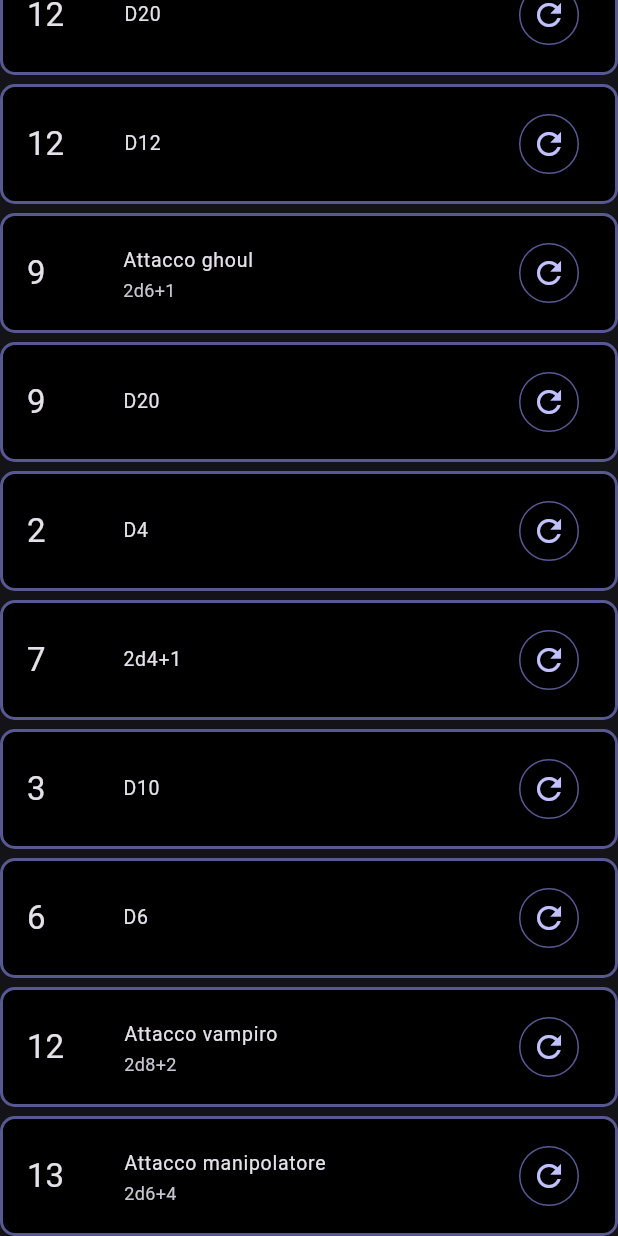
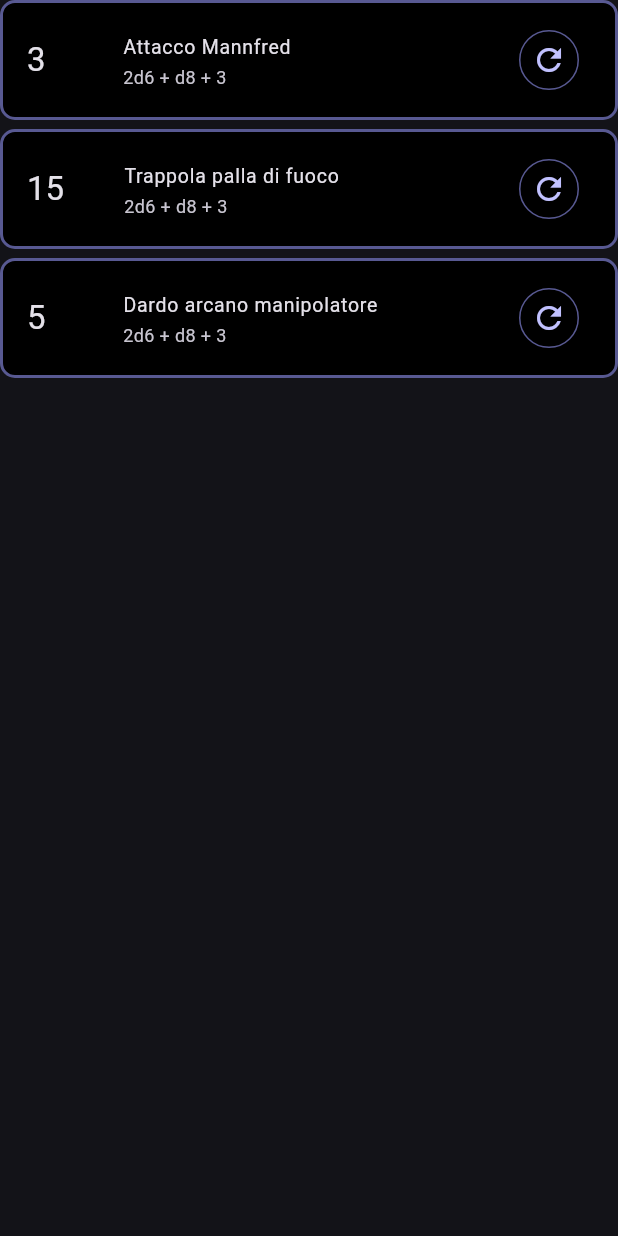
Before and after one commit to DckCanal/dm_assistant, a Flutter app: the RollHistory widget shown alone on an empty page, opened directly, on a phone screen of 412 x 824 dp. Run offline on Flutter 3.47's test engine with Material 3 defaults, Android fonts, the phone set to English and light mode, and no system bars; our stand-ins replace flutter_colorpicker.

Commit message:
dice roll representation

```diff
--- a/lib/data.dart
+++ b/lib/data.dart
@@ -4,11 +4,12 @@ import 'dice.dart';
 
 List<Character> getCharacters() {
   return [
-    Character(2, 'Malakay', 15),
-    //Character(3, 'Black Jack', 18),
-    Character(1, 'Jericho', 12),
-    Character(4, 'Merlok', 20),
-    Character(2, 'Durgan', 16),
+    Character(2, 'Malakay'),
+    //Character(1, 'Black Jack', 18),
+    Character(1, 'Jericho'),
+    Character(1, 'Merlok'),
+    //Character(1, 'Durgan'),
+    Character(1, 'Krom')
     // Character(2, 'Beholder', 16),
     // Character(1, 'Tarrasque', 17),
     // Character(6, 'Demogorgon', 7),
@@ -16,17 +17,28 @@ List<Character> getCharacters() {
   ];
 }
 
-List<RollResult> getRolls() {
+List<RollHistoryEntry> getRolls() {
   return [
-    RollResult(title: 'D20', result: 12),
-    RollResult(title: 'D12', result: 12),
-    RollResult(title: 'Attacco ghoul', result: 9, formula: '2d6+1'),
-    RollResult(title: 'D20', result: 9),
-    RollResult(title: 'D4', result: 2),
-    RollResult(title: '2d4+1', result: 7),
-    RollResult(title: 'D10', result: 3),
-    RollResult(title: 'D6', result: 6),
-    RollResult(title: 'Attacco vampiro', result: 12, formula: '2d8+2'),
-    RollResult(title: 'Attacco manipolatore', formula: '2d6+4', result: 13),
+    RollHistoryEntry(
+        roll: Roll(diceRolls: [DiceRoll(Dice.d20)], modifier: 2),
+        title: 'Attacco Mannfred'),
+    RollHistoryEntry(
+        roll: Roll(diceRolls: [
+          DiceRoll(Dice.d6),
+          DiceRoll(Dice.d6),
+          DiceRoll(Dice.d6)
+        ]),
+        title: 'Trappola palla di fuoco'),
+    RollHistoryEntry(
+        roll:
+            RollFormula(dices: [Dice.d4, Dice.d4, Dice.d4], modifier: 2).roll(),
+        title: 'Dardo arcano manipolatore'),
+    // Roll(diceRolls: 'D20', : 9),
+    // Roll(diceRolls: 'D4', : 2),
+    // Roll(diceRolls: '2d4+1', : 7),
+    // Roll(diceRolls: 'D10', : 3),
+    // Roll(diceRolls: 'D6', : 6),
+    // Roll(diceRolls: 'Attacco vampiro', : 12, formula: '2d8+2'),
+    // Roll(diceRolls: 'Attacco manipolatore', formula: '2d6+4', : 13),
   ];
 }
--- a/lib/dice.dart
+++ b/lib/dice.dart
@@ -1,7 +1,144 @@
-class RollResult {
-  String title;
-  String? formula;
-  int result;
+import 'dart:math';
 
-  RollResult({required this.title, required this.result, this.formula});
+// class RollResult {
+//   final String title;
+//   final String? formula;
+//   final int result;
+
+//   RollResult({required this.title, required this.result, this.formula});
+// }
+
+enum Dice { d100, d20, d12, d10, d8, d6, d4 }
+
+// Rappresentazione di un tiro di dado semplice
+// int risultato = DiceRoll(Dice.d20).value
+class DiceRoll {
+  final Dice dice;
+  late int value;
+  DiceRoll(this.dice) {
+    switch (dice) {
+      case Dice.d100:
+        value = Random().nextInt(100) + 1;
+        break;
+      case Dice.d20:
+        value = Random().nextInt(20) + 1;
+        break;
+      case Dice.d12:
+        value = Random().nextInt(12) + 1;
+        break;
+      case Dice.d10:
+        value = Random().nextInt(10) + 1;
+        break;
+      case Dice.d8:
+        value = Random().nextInt(8) + 1;
+        break;
+      case Dice.d6:
+        value = Random().nextInt(6) + 1;
+        break;
+      case Dice.d4:
+        value = Random().nextInt(4) + 1;
+        break;
+      default:
+        throw Exception('Unknown dice');
+    }
+  }
 }
+
+class Roll {
+  final List<DiceRoll> diceRolls;
+  final int modifier;
+
+  int get value =>
+      diceRolls.fold(0, (sum, roll) => sum + roll.value) + modifier;
+
+  //TODO: create roll Formula
+  String get rollFormula => '2d6 + d8 + 3';
+
+  //rolls.fold(0, (sum, roll) => sum + roll.value) + modifier;
+  Roll({required this.diceRolls, this.modifier = 0});
+}
+
+// Usage: RollFormula(dices: [Dice.d6, Dice.d6, Dice.d4], modifier=3).roll().value;
+class RollFormula {
+  final List<Dice> dices;
+  final int modifier;
+
+  RollFormula({required this.dices, this.modifier = 0});
+
+  Roll roll() {
+    return Roll(
+        diceRolls: dices.map((dice) => DiceRoll(dice)).toList(),
+        modifier: modifier);
+  }
+}
+
+// Rappresentazione del singolo tiro di dado con modificatore
+// class BaseRoll {
+//   final Dice dice;
+//   final int modifier;
+//   BaseRoll({required this.dice, this.modifier = 0});
+
+//   BaseRollResult roll() {
+//     switch (dice) {
+//       case Dice.d100:
+//         return BaseRollResult(
+//             roll: this, value: Random().nextInt(100) + 1 + modifier);
+//       case Dice.d20:
+//         return BaseRollResult(
+//             roll: this, value: Random().nextInt(20) + 1 + modifier);
+//       case Dice.d12:
+//         return BaseRollResult(
+//             roll: this, value: Random().nextInt(12) + 1 + modifier);
+//       case Dice.d10:
+//         return BaseRollResult(
+//             roll: this, value: Random().nextInt(10) + 1 + modifier);
+//       case Dice.d8:
+//         return BaseRollResult(
+//             roll: this, value: Random().nextInt(8) + 1 + modifier);
+//       case Dice.d6:
+//         return BaseRollResult(
+//             roll: this, value: Random().nextInt(6) + 1 + modifier);
+//       case Dice.d4:
+//         return BaseRollResult(
+//             roll: this, value: Random().nextInt(4) + 1 + modifier);
+//       default:
+//         throw Exception('Unknown dice');
+//     }
+//   }
+// }
+
+// // Rappresentazione del tiro di dado con un modificatore
+// class BaseRollResult {
+//   final BaseRoll roll;
+//   final int value;
+
+//   int get result => value + roll.modifier;
+
+//   BaseRollResult({required this.roll, required this.value});
+// }
+
+// class ComplexRoll {
+//   final List<Dice> dices;
+//   final int modifier;
+
+//   ComplexRoll({required this.dices, this.modifier = 0});
+// }
+
+// // Rappresentazione di un tiro di dado complesso, dato dall'unione di più tiri
+// class ComplexRollResult {
+//   final List<BaseRoll> rolls;
+//   final int modifier;
+
+//   // int get result => rolls
+//   //     .map((roll) => roll.value)
+//   //     .reduce((value, element) => value += element);
+//   int get result => rolls.fold(0, (sum, roll) => sum + roll.value) + modifier;
+
+//   ComplexRollResult({required this.rolls, this.modifier = 0});
+// }
+
+class RollHistoryEntry {
+  final Roll roll;
+  final String title;
+  RollHistoryEntry({required this.roll, this.title = ''});
+}
--- a/lib/dice_roller.dart
+++ b/lib/dice_roller.dart
@@ -1,3 +1,4 @@
+//import 'package:dm_assistant/dice.dart';
 import 'package:dm_assistant/dice.dart';
 import 'package:dm_assistant/rect_button.dart';
 import 'package:dm_assistant/round_button.dart';
@@ -138,7 +139,7 @@ class RollHistory extends StatefulWidget {
 
 class _RollHistoryState extends State<RollHistory> {
   final ScrollController _controller = ScrollController();
-  List<RollResult> rolls = getRolls();
+  List<RollHistoryEntry> rolls = getRolls();
 
   @override
   void initState() {
@@ -195,12 +196,12 @@ class RollTile extends StatelessWidget {
     required this.roll,
   });
 
-  final RollResult roll;
+  final RollHistoryEntry roll;
 
   @override
   Widget build(BuildContext context) {
     Widget leading = Text(
-      roll.result.toString(),
+      roll.roll.value.toString(),
       style: Theme.of(context).textTheme.titleLarge,
     );
     Widget title = Text(roll.title);
@@ -209,14 +210,14 @@ class RollTile extends StatelessWidget {
         primary: false,
         icon: const Icon(Icons.refresh, size: 24),
         onPressed: () {});
-    if (roll.formula != null) {
+    if (roll.roll.rollFormula != null) {
       return Center(
         child: ListTile(
           horizontalTitleGap: 40,
           dense: true,
           leading: leading,
           title: title,
-          subtitle: Text(roll.formula ?? ''),
+          subtitle: Text(roll.roll.rollFormula ?? ''),
           trailing: trailing,
         ),
       );
```
